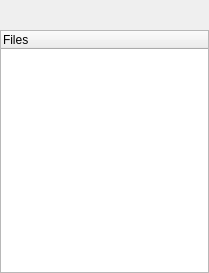
Qt form iot-developer/mainwindow/projectwidget.ui (clixx-io/clixx.io) before a commit.
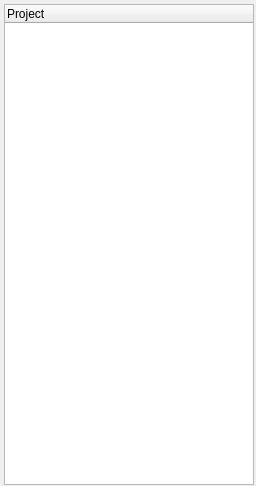
The same form after that commit.

Commit message: Fix Project window sizing Issue

Diff of the .ui file:
```diff
--- a/iot-developer/mainwindow/projectwidget.ui
+++ b/iot-developer/mainwindow/projectwidget.ui
@@ -6,12 +6,12 @@
    <rect>
     <x>0</x>
     <y>0</y>
-    <width>209</width>
-    <height>273</height>
+    <width>256</width>
+    <height>486</height>
    </rect>
   </property>
   <property name="sizePolicy">
-   <sizepolicy hsizetype="Expanding" vsizetype="Expanding">
+   <sizepolicy hsizetype="Maximum" vsizetype="Maximum">
     <horstretch>0</horstretch>
     <verstretch>0</verstretch>
    </sizepolicy>
@@ -19,33 +19,30 @@
   <property name="windowTitle">
    <string>Form</string>
   </property>
-  <layout class="QVBoxLayout">
+  <layout class="QVBoxLayout" name="verticalLayout">
+   <property name="spacing">
+    <number>3</number>
+   </property>
    <property name="sizeConstraint">
-    <enum>QLayout::SetNoConstraint</enum>
+    <enum>QLayout::SetMaximumSize</enum>
    </property>
    <property name="leftMargin">
-    <number>0</number>
+    <number>4</number>
    </property>
    <property name="topMargin">
-    <number>30</number>
+    <number>4</number>
    </property>
    <property name="rightMargin">
-    <number>0</number>
+    <number>2</number>
    </property>
    <property name="bottomMargin">
-    <number>0</number>
+    <number>1</number>
    </property>
    <item>
     <widget class="QTreeWidget" name="projectFileList">
-     <property name="sizePolicy">
-      <sizepolicy hsizetype="Expanding" vsizetype="Expanding">
-       <horstretch>0</horstretch>
-       <verstretch>0</verstretch>
-      </sizepolicy>
-     </property>
      <column>
       <property name="text">
-       <string>Files</string>
+       <string notr="true">Project</string>
       </property>
      </column>
     </widget>
```
The commit also changes 1 other file.
